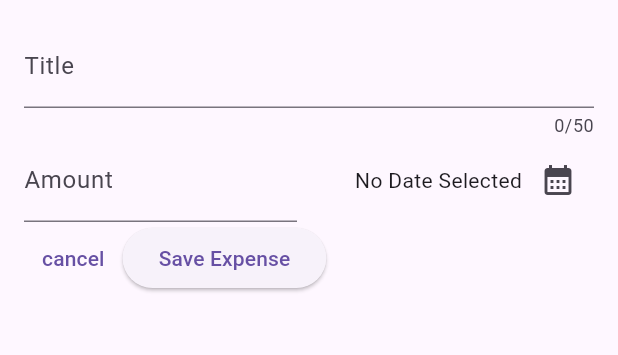
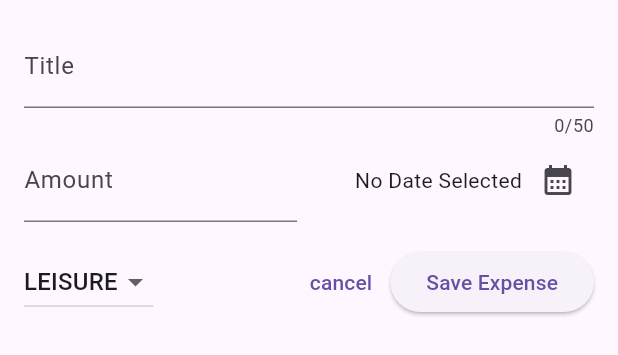
Before and after one commit to bibek698/expense_tracker, a Flutter app: the NewExpense widget shown alone on an empty page, opened directly, on a phone screen of 412 x 824 dp. Shown: the top 355 px of the screen. Run offline on Flutter 3.47's test engine with Material 3 defaults, Android fonts, the phone set to English and light mode, and no system bars.

Commit message:
refactor new_expense.dart

```diff
--- a/lib/widgets/expenses_list/new_expense.dart
+++ b/lib/widgets/expenses_list/new_expense.dart
@@ -19,6 +19,7 @@ class _NewExpenseState extends State<NewExpense> {
   final _titleController = TextEditingController();
   final _amountController = TextEditingController();
   DateTime? _selectedDate;
+  Category _selectedCategory = Category.leisure;
 
   void _presentDatePicker() async {
     final now = DateTime.now();
@@ -69,7 +70,11 @@ class _NewExpenseState extends State<NewExpense> {
                   mainAxisAlignment: MainAxisAlignment.end,
                   crossAxisAlignment: CrossAxisAlignment.center,
                   children: [
-                    Text(_selectedDate == null ? 'No Date Selected': formatter.format(_selectedDate!)),
+                    Text(
+                      _selectedDate == null
+                          ? 'No Date Selected'
+                          : formatter.format(_selectedDate!),
+                    ),
                     IconButton(
                       onPressed: _presentDatePicker,
                       icon: Icon(Icons.calendar_month),
@@ -79,9 +84,30 @@ class _NewExpenseState extends State<NewExpense> {
               ),
             ],
           ),
+          const SizedBox(height: 16,),
 
           Row(
             children: [
+              DropdownButton(
+                value: _selectedCategory,
+                items: Category.values
+                    .map(
+                      (category) => DropdownMenuItem(
+                        value: category,
+                        child: Text(category.name.toUpperCase()),
+                      ),
+                    )
+                    .toList(),
+                onChanged: (value) {
+                  if(value == null){
+                    return;
+                  }
+                  setState(() {
+                    _selectedCategory = value;
+                  });
+                },
+              ),
+              const Spacer(),
               TextButton(
                 onPressed: () {
                   Navigator.pop(context);
```
